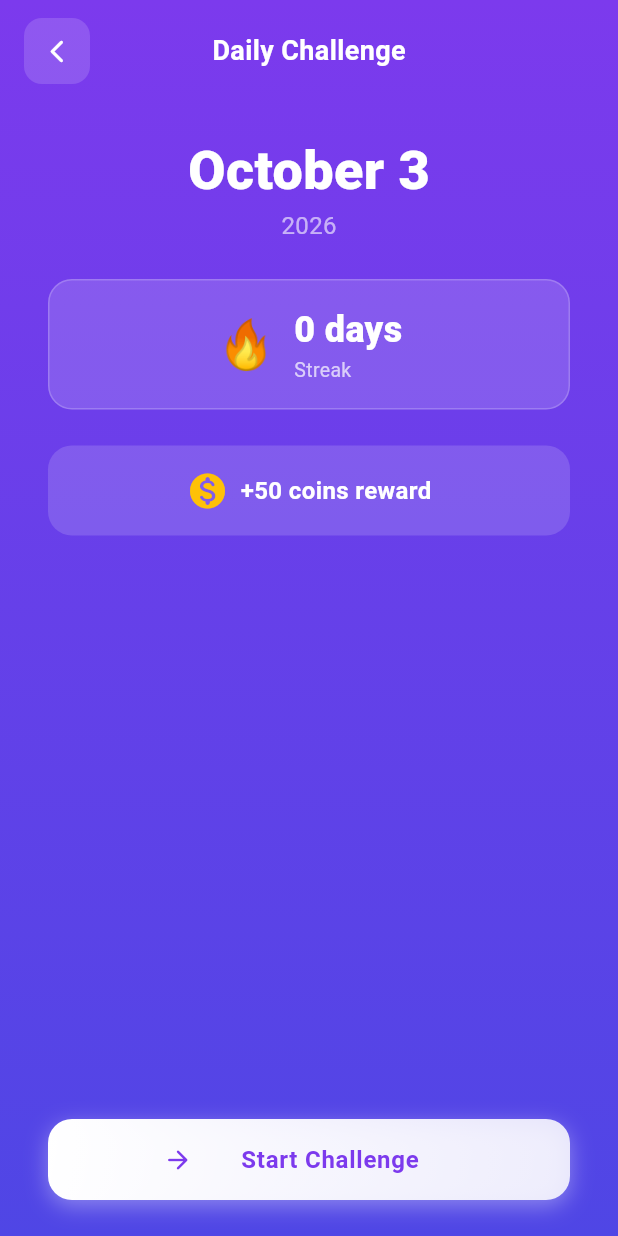
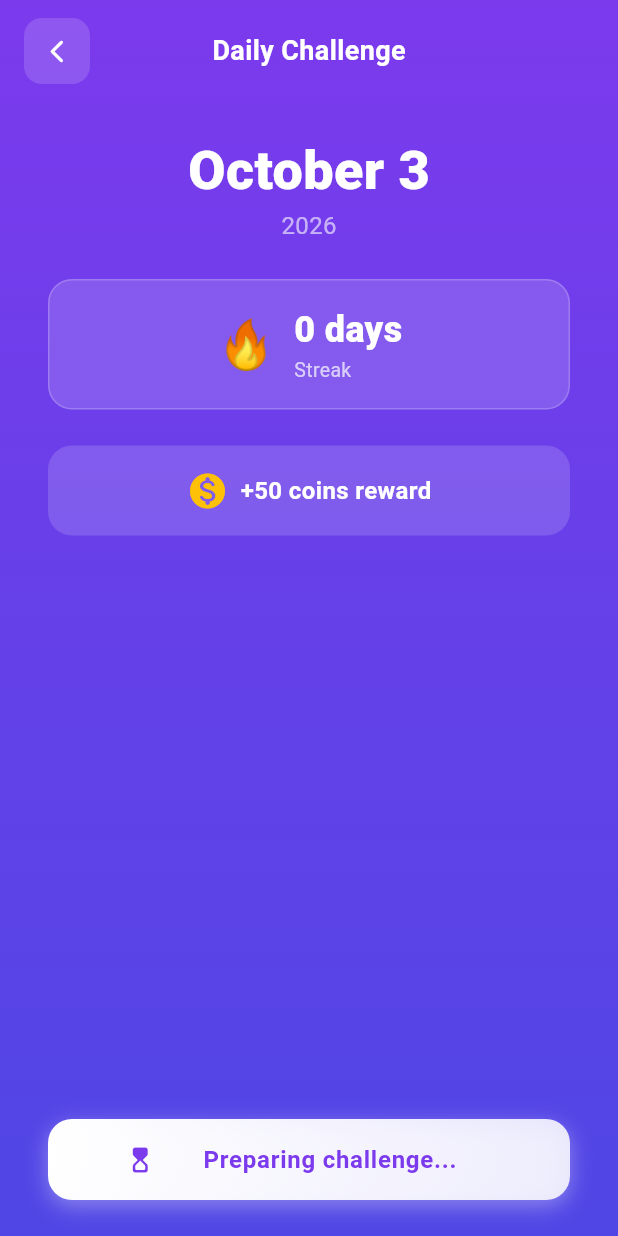
Before and after one commit to rakesh-nv/arrowescapgame, a Flutter app: the screen it shows after launch, after a tap on "Daily Challenge", on a phone screen of 412 x 824 dp. Run offline on Flutter 3.47's test engine with Material 3 defaults, Android fonts, the light colour scheme and no system bars; our stand-ins replace audioplayers, confetti, get, google_mobile_ads, hive, hive_flutter; accounts and stored records are empty; network calls fail.

Commit message:
g analysis

```diff
--- a/lib/core/constants/app_constants.dart
+++ b/lib/core/constants/app_constants.dart
@@ -6,8 +6,8 @@ class AppConstants {
   static const int fixedGridSize = 20;
   static const int startingCoins = 100;
   static const int startingHints = 3;
-  static const int startingLives = 3;
-  static const int maxLives = 3;
+  static const int startingLives = 4;
+  static const int maxLives = 4;
 
   static const int coinsPerLevelComplete = 25;
   static const int coinsFor3Stars = 10;
--- a/lib/modules/daily_challenge/daily_challenge_controller.dart
+++ b/lib/modules/daily_challenge/daily_challenge_controller.dart
@@ -1,3 +1,5 @@
+import 'dart:isolate';
+
 import 'package:get/get.dart';
 import '../../data/models/daily_challenge.dart';
 import '../../data/repositories/level_repository.dart';
@@ -11,20 +13,42 @@ class DailyChallengeController extends GetxController {
 
   final RxBool isCompletedToday = false.obs;
   final RxInt streak = 0.obs;
-  late LevelModel challengeLevel;
+  final RxBool isChallengeLoading = true.obs;
+  final RxString challengeLoadError = ''.obs;
+  LevelModel? _challengeLevel;
   late String todayKey;
+
+  LevelModel? get challengeLevel => _challengeLevel;
 
   @override
   void onInit() {
     super.onInit();
     todayKey = DailyChallenge.todayKey();
-    final seed = DailyChallenge.seedFromDate(todayKey);
-    challengeLevel = LevelRepository.getDailyChallenge(seed);
-
     final p = _progress.progress;
     streak.value = p.dailyStreak;
     isCompletedToday.value = p.lastDailyCompletedDate == todayKey;
+    _loadChallenge();
   }
+
+  /// Level generation is CPU-intensive. Run it outside the UI isolate so the
+  /// route can render and remain responsive on lower-end devices.
+  Future<void> _loadChallenge() async {
+    isChallengeLoading.value = true;
+    challengeLoadError.value = '';
+    final seed = DailyChallenge.seedFromDate(todayKey);
+
+    try {
+      _challengeLevel = await Isolate.run(
+        () => LevelRepository.getDailyChallenge(seed),
+      );
+    } catch (_) {
+      challengeLoadError.value = 'Could not prepare today\'s challenge.';
+    } finally {
+      isChallengeLoading.value = false;
+    }
+  }
+
+  Future<void> retryChallengeLoad() => _loadChallenge();
 
   Future<void> onChallengeComplete(int stars) async {
     if (isCompletedToday.value) return;
--- a/lib/modules/daily_challenge/daily_challenge_screen.dart
+++ b/lib/modules/daily_challenge/daily_challenge_screen.dart
@@ -137,6 +137,26 @@ class DailyChallengeScreen extends StatelessWidget {
                       ],
                     );
                   }
+                  if (controller.isChallengeLoading.value) {
+                    return const PrimaryButton(
+                      label: 'Preparing challenge...',
+                      onTap: null,
+                      backgroundColor: Colors.white,
+                      textColor: Color(0xFF7C3AED),
+                      width: double.infinity,
+                      icon: Icons.hourglass_top_rounded,
+                    );
+                  }
+                  if (controller.challengeLoadError.value.isNotEmpty) {
+                    return PrimaryButton(
+                      label: 'Try Again',
+                      onTap: controller.retryChallengeLoad,
+                      backgroundColor: Colors.white,
+                      textColor: const Color(0xFF7C3AED),
+                      width: double.infinity,
+                      icon: Icons.refresh_rounded,
+                    );
+                  }
                   return PrimaryButton(
                     label: 'Start Challenge',
                     onTap: () => _launchChallenge(controller),
@@ -155,14 +175,16 @@ class DailyChallengeScreen extends StatelessWidget {
   }
 
   void _launchChallenge(DailyChallengeController dc) {
+    final level = dc.challengeLevel;
+    if (level == null) return;
     final gc = Get.isRegistered<GameplayController>()
         ? Get.find<GameplayController>()
         : Get.put(GameplayController());
-    gc.loadLevelModel(dc.challengeLevel);
+    gc.loadLevelModel(level);
     ever(gc.isComplete, (bool done) {
       if (done) dc.onChallengeComplete(gc.calculatedStars);
     });
-    Get.toNamed('/gameplay', arguments: dc.challengeLevel);
+    Get.toNamed('/gameplay', arguments: level);
   }
 
   String _monthName(int month) {
--- a/lib/modules/gameplay/gameplay_controller.dart
+++ b/lib/modules/gameplay/gameplay_controller.dart
@@ -28,7 +28,7 @@ class GameplayController extends GetxController {
 
   // ── Observable state ──────────────────────────────────────────────────────
   final RxList<ArrowModel> arrows = <ArrowModel>[].obs;
-  final RxInt lives = 3.obs;
+  final RxInt lives = AppConstants.startingLives.obs;
   final RxInt moves = 0.obs;
   final RxInt mistakes = 0.obs;
   final RxBool isComplete = false.obs;
@@ -53,6 +53,10 @@ class GameplayController extends GetxController {
   int get currentLevelNumber => levelNumber.value;
   LevelModel? get currentLevel => _level.value;
   Difficulty get difficulty => _level.value?.difficulty ?? Difficulty.easy;
+
+  /// Number of filled hearts to display in the UI (0 to 3).
+  /// Players have 4 attempts: 4->3 hearts, 3->2 hearts, 2->1 heart, 1->0 hearts (last chance danger state).
+  int get displayHearts => (lives.value - 1).clamp(0, 3);
 
   // ── Lifecycle ─────────────────────────────────────────────────────────────
 
@@ -90,7 +94,7 @@ class GameplayController extends GetxController {
       final removed = (saved['removedArrowIds'] as List?)?.cast<String>() ?? [];
       final moves = saved['moves'] as int? ?? 0;
       final mistakes = saved['mistakes'] as int? ?? 0;
-      final lives = saved['lives'] as int? ?? 3;
+      final lives = saved['lives'] as int? ?? AppConstants.startingLives;
 
       if (removed.isNotEmpty && removed.length < level.arrows.length) {
         _engine.restoreLevel(
@@ -128,7 +132,7 @@ class GameplayController extends GetxController {
       final removed = (saved['removedArrowIds'] as List?)?.cast<String>() ?? [];
       final moves = saved['moves'] as int? ?? 0;
       final mistakes = saved['mistakes'] as int? ?? 0;
-      final lives = saved['lives'] as int? ?? 3;
+      final lives = saved['lives'] as int? ?? AppConstants.startingLives;
 
       if (removed.isNotEmpty && removed.length < level.arrows.length) {
         _engine.restoreLevel(
@@ -296,12 +300,12 @@ class GameplayController extends GetxController {
     _syncState();
   }
 
-  /// Shows a rewarded ad. If the user watches it fully, grants 3 lives and
+  /// Shows a rewarded ad. If the user watches it fully, grants lives and
   /// clears the game-over state so play can resume.
   Future<bool> watchAdContinue() async {
     final granted = await _adService.showRewardedLife();
     if (granted) {
-      _engine.restoreLives(3);
+      _engine.restoreLives(AppConstants.startingLives);
       isGameOver.value = false;
       _syncState();
       _haptic.lightTap();
--- a/lib/modules/gameplay/gameplay_screen.dart
+++ b/lib/modules/gameplay/gameplay_screen.dart
@@ -68,7 +68,7 @@ class _GameplayScreenState extends State<GameplayScreen>
     ever(_controller.isCompleting, (bool active) {
       if (active) _rewardController.forward(from: 0);
     });
-    // Listen for game over (all 3 lives lost)
+    // Listen for game over (all lives lost)
     ever(_controller.isGameOver, (bool over) {
       if (over && !_gameOverShown) {
         _gameOverShown = true;
@@ -327,7 +327,7 @@ class _GameplayScreenState extends State<GameplayScreen>
           ),
 
           // Hearts
-          Obx(() => HeartDisplay(lives: _controller.lives.value)),
+          Obx(() => HeartDisplay(lives: _controller.displayHearts)),
         ],
       ),
     );
--- a/lib/modules/gameplay/widgets/game_over_dialog.dart
+++ b/lib/modules/gameplay/widgets/game_over_dialog.dart
@@ -1,5 +1,6 @@
 import 'package:flutter/material.dart';
 import '../../../core/constants/app_colors.dart';
+import '../../../core/constants/app_constants.dart';
 import '../../../widgets/heart_display.dart';
 
 class GameOverDialog extends StatefulWidget {
@@ -8,7 +9,7 @@ class GameOverDialog extends StatefulWidget {
   final VoidCallback onHome;
   /// Called when user taps "Watch Ad". Receives a callback the caller
   /// should invoke with [true] if the ad was successfully watched (grants
-  /// 3 lives) or [false] if it was skipped/unavailable.
+  /// lives) or [false] if it was skipped/unavailable.
   final Future<bool> Function() onWatchAd;
 
   const GameOverDialog({
--- a/lib/modules/themes/themes_screen.dart
+++ b/lib/modules/themes/themes_screen.dart
@@ -88,6 +88,8 @@ class ThemesScreen extends StatelessWidget {
             Expanded(
               child: Obx(() {
                 final activeId = controller.activeThemeId.value;
+                // Track unlocked themes list for reactivity
+                final _ = controller.unlockedThemeIds.length;
                 final coins = economy.coins.value;
                 return GridView.builder(
                   padding: const EdgeInsets.all(16),
@@ -102,7 +104,7 @@ class ThemesScreen extends StatelessWidget {
                   itemBuilder: (_, i) {
                     final theme = controller.allThemes[i];
                     final isActive = activeId == theme.id;
-                    final isUnlocked = theme.isFree;
+                    final isUnlocked = controller.isUnlocked(theme);
                     return _ThemeCard(
                       theme: theme,
                       isActive: isActive,
@@ -261,7 +263,7 @@ class _ThemeCard extends StatelessWidget {
               ),
 
             // Lock overlay
-            if (!isUnlocked)
+            if (!isUnlocked && !isActive)
               Positioned(
                 top: 10,
                 right: 10,
--- a/pubspec.yaml
+++ b/pubspec.yaml
@@ -2,7 +2,7 @@ name: arrowescapegame
 description: "Arrow Escape - A premium mobile puzzle game"
 publish_to: 'none'
 
-version: 1.0.0+6
+version: 1.0.0+7
 
 environment:
   sdk: ^3.12.2
```
Also changed, not shown: lib/data/models/player_progress.dart (+13 -1 lines), lib/data/repositories/progress_repository.dart (+12 -0 lines), lib/game/engine/game_engine.dart (+7 -6 lines), lib/modules/themes/themes_controller.dart (+18 -3 lines), lib/data/models/player_progress.g.dart, 6 other files.
